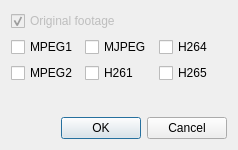
Before: the Qt Designer form codec-preview/selectcodecs.ui in pszopinski/codec-preview, drawn with Qt 5.
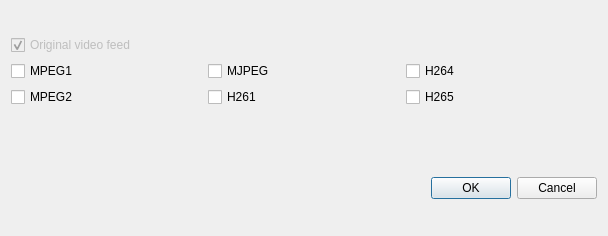
After: the same form once the commit is applied.

What changed in the file:
```diff
--- a/codec-preview/selectcodecs.ui
+++ b/codec-preview/selectcodecs.ui
@@ -6,8 +6,8 @@
    <rect>
     <x>0</x>
     <y>0</y>
-    <width>238</width>
-    <height>150</height>
+    <width>608</width>
+    <height>236</height>
    </rect>
   </property>
   <property name="windowTitle">
@@ -22,7 +22,7 @@
         <bool>false</bool>
        </property>
        <property name="text">
-        <string>Original footage</string>
+        <string>Original video feed</string>
        </property>
        <property name="checkable">
         <bool>true</bool>
@@ -81,6 +81,9 @@
      <property name="orientation">
       <enum>Qt::Vertical</enum>
      </property>
+     <property name="sizeType">
+      <enum>QSizePolicy::Minimum</enum>
+     </property>
      <property name="sizeHint" stdset="0">
       <size>
        <width>20</width>
```
